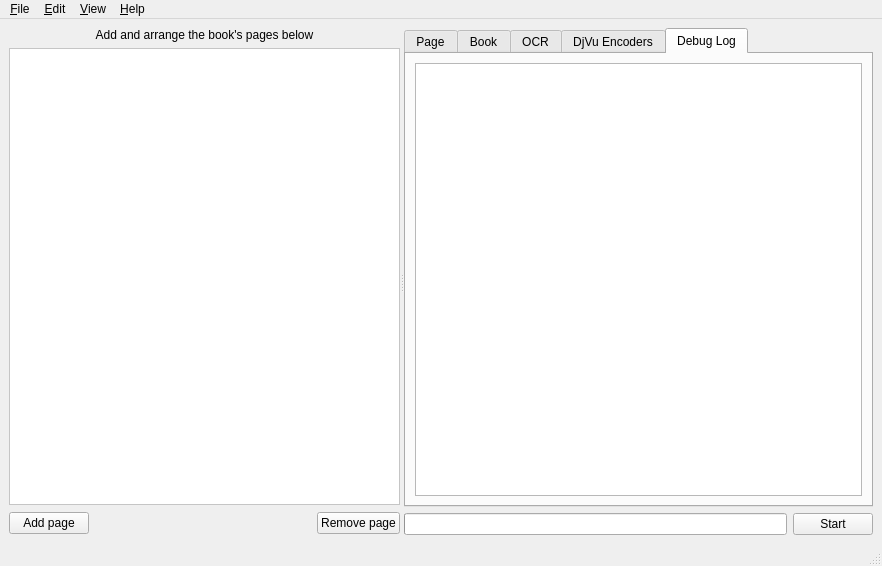
First picture: the form in gui.ui, repository Blender3D/Bindery, before the edit.
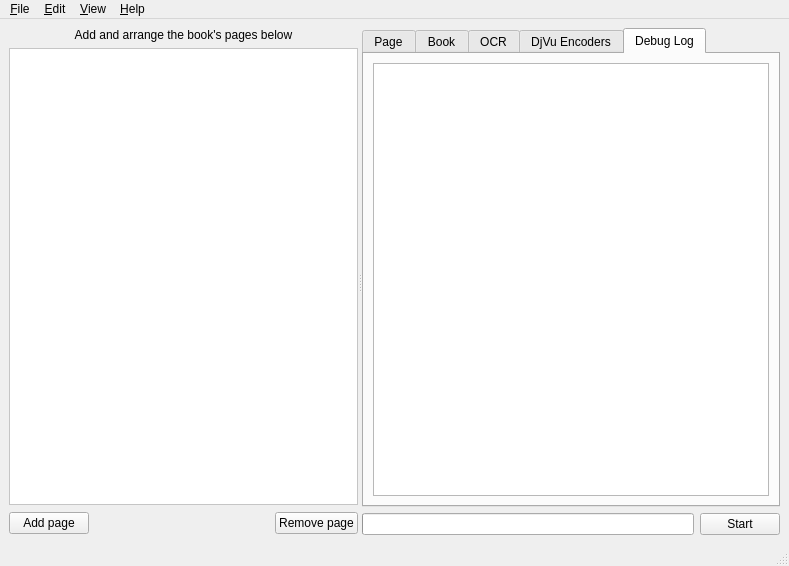
Second picture: the form after the edit. The open tabs and pages were chosen to show the change. Icons and pictures are not drawn. Custom widgets are drawn as their Qt base class.

Diff of the .ui file:
```diff
--- a/gui.ui
+++ b/gui.ui
@@ -9,7 +9,7 @@
    <rect>
     <x>0</x>
     <y>0</y>
-    <width>882</width>
+    <width>789</width>
     <height>566</height>
    </rect>
   </property>
@@ -391,7 +391,7 @@
             </item>
            </layout>
           </widget>
-          <widget class="QWidget" name="">
+          <widget class="QWidget" name="widget">
            <attribute name="title">
             <string>DjVu Encoders</string>
            </attribute>
@@ -515,8 +515,8 @@
                  <string>&lt;!DOCTYPE HTML PUBLIC &quot;-//W3C//DTD HTML 4.0//EN&quot; &quot;http://www.w3.org/TR/REC-html40/strict.dtd&quot;&gt;
 &lt;html&gt;&lt;head&gt;&lt;meta name=&quot;qrichtext&quot; content=&quot;1&quot; /&gt;&lt;style type=&quot;text/css&quot;&gt;
 p, li { white-space: pre-wrap; }
-&lt;/style&gt;&lt;/head&gt;&lt;body style=&quot; font-family:'Monospace'; font-size:11pt; font-weight:400; font-style:normal;&quot;&gt;
-&lt;p style=&quot;-qt-paragraph-type:empty; margin-top:0px; margin-bottom:0px; margin-left:0px; margin-right:0px; -qt-block-indent:0; text-indent:0px;&quot;&gt;&lt;/p&gt;&lt;/body&gt;&lt;/html&gt;</string>
+&lt;/style&gt;&lt;/head&gt;&lt;body style=&quot; font-family:'Monospace'; font-size:10pt; font-weight:400; font-style:normal;&quot;&gt;
+&lt;p style=&quot;-qt-paragraph-type:empty; margin-top:0px; margin-bottom:0px; margin-left:0px; margin-right:0px; -qt-block-indent:0; text-indent:0px; font-size:11pt;&quot;&gt;&lt;/p&gt;&lt;/body&gt;&lt;/html&gt;</string>
                 </property>
                </widget>
               </item>
@@ -564,7 +564,7 @@
     <rect>
      <x>0</x>
      <y>0</y>
-     <width>882</width>
+     <width>789</width>
      <height>25</height>
     </rect>
    </property>
```
Left out of the diff: 9 changed lines with no effect on the pictures.
